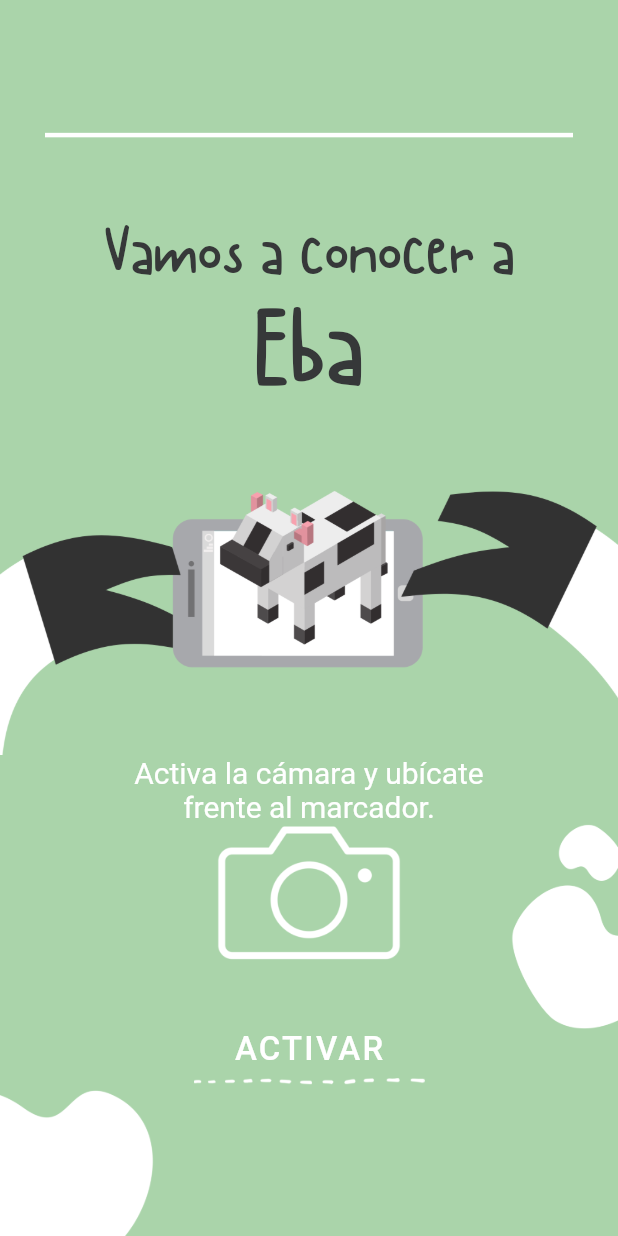
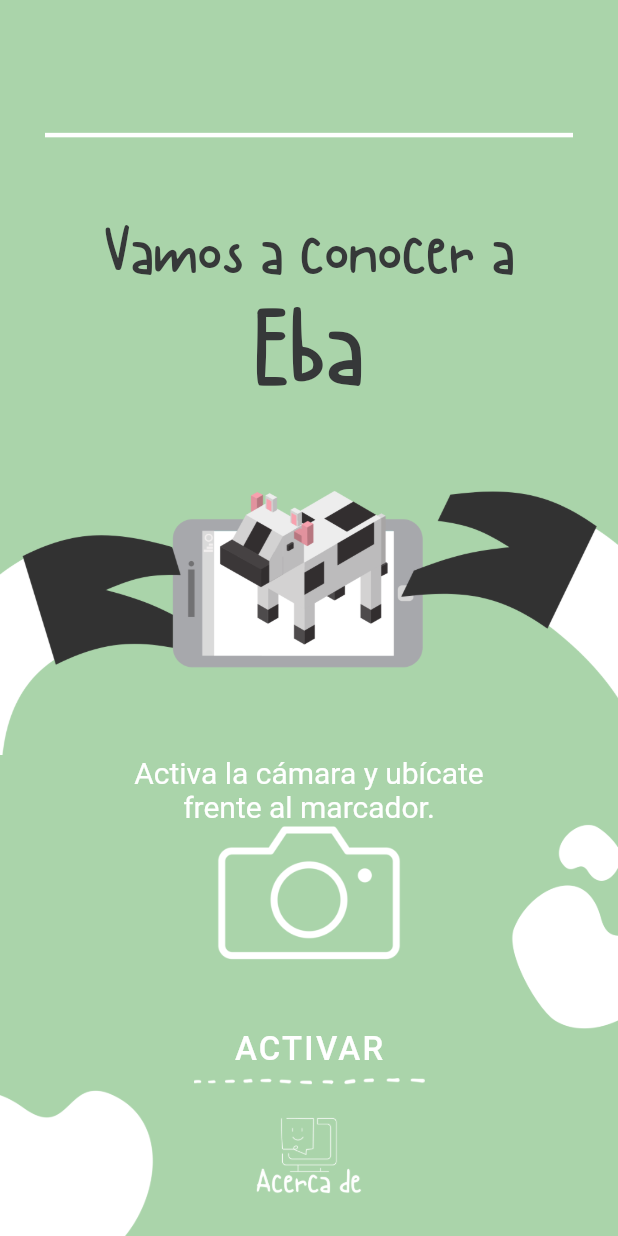
Before and after one commit to LigiaRojas/Eba, a Flutter app: the screen it shows after launch, on a phone screen of 412 x 824 dp. Run offline on Flutter 3.47's test engine with Material 2 defaults, Android fonts, the phone set to English and light mode, and no system bars; our stand-ins replace logger, youtube_player_flutter; missing offline and left inert: flutter_session, flutter_unity_widget, mongo_dart; Roboto replaces fonts that are missing (LeagueSpartan).

Commit message:
Agregar pantalla acerca de.

```diff
--- a/lib/main.dart
+++ b/lib/main.dart
@@ -10,6 +10,7 @@ import 'package:eba/views/info/general_screen.dart';
 import 'package:eba/views/info/digestive_screen.dart';
 import 'package:eba/views/info/skeletal_screen.dart';
 import 'package:eba/views/info/reproductive_screen.dart';
+import 'package:eba/views/about_screen.dart';
 
 void main() {
   WidgetsFlutterBinding.ensureInitialized();
@@ -38,6 +39,7 @@ class MyApp extends StatelessWidget {
           '/reproductive-screen': (context) => ReproductiveScreen(),
           '/general-screen': (context) => GeneralScreen(),
           '/youtube-screen': (context) => YoutubeScreen(),
+          '/about-screen': (context) => AboutScreen(),
         }
     );
   }
--- a/lib/views/camera_request.dart
+++ b/lib/views/camera_request.dart
@@ -147,7 +147,33 @@ class CameraRequest extends StatelessWidget {
                             ),
                             Expanded(
                               flex: 3,
-                              child: Container(),
+                              child: Container(
+                                child: Row(
+                                  children: [
+                                    Expanded(
+                                      flex: 1,
+                                      child: Container(),
+                                    ),
+                                    Expanded(
+                                      flex: 2,
+                                      child: Container(
+                                        alignment: Alignment.topCenter,
+                                        child: FlatButton(
+                                          child: Image.asset('images/about-button.png'),
+                                          onPressed: () {
+                                            Logger().d('Going to About Screen from Camera Request');
+                                            Navigator.pushNamed(context, '/about-screen');
+                                          },
+                                        ),
+                                      ),
+                                    ),
+                                    Expanded(
+                                      flex: 1,
+                                      child: Container(),
+                                    ),
+                                  ],
+                                ),
+                              ),
                             ),
                           ],
                         ),
```
Also changed, not shown: lib/views/about_screen.dart (added, +129 -0 lines), images/about-button.png (added), images/close-button.png (added), images/round-logo.png (added).
